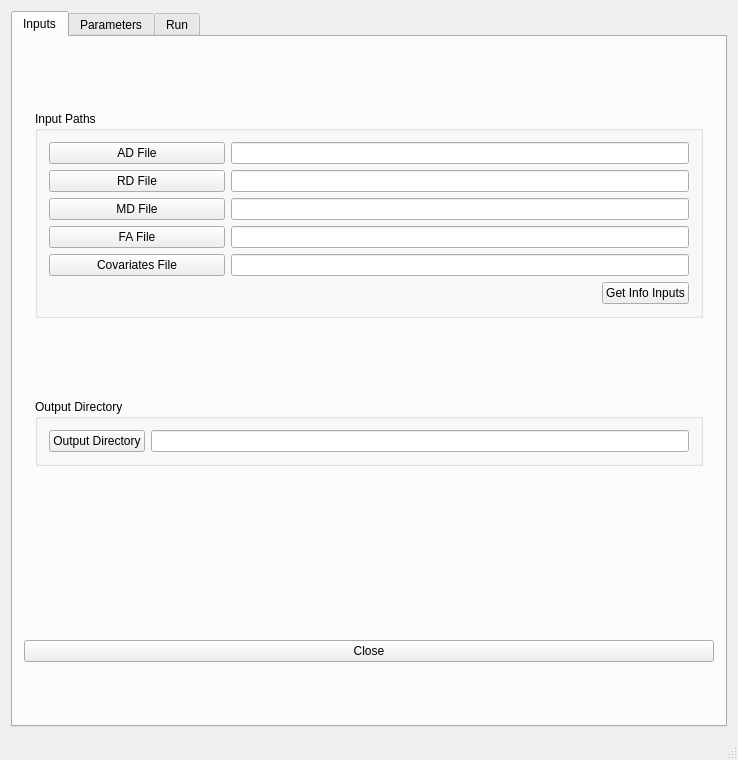
First picture: the form in PartialCode/windows/mainwindow.ui, repository jeantm/ProjectFADTTS, before the edit.
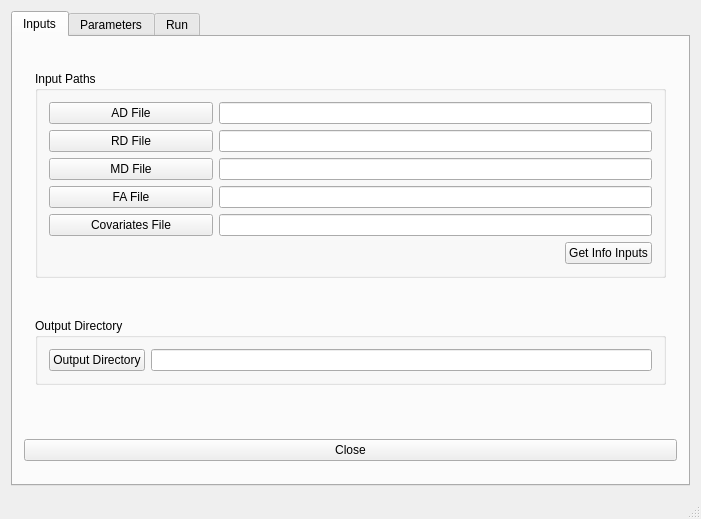
Second picture: the form after the edit.

```diff
--- a/PartialCode/windows/mainwindow.ui
+++ b/PartialCode/windows/mainwindow.ui
@@ -9,8 +9,8 @@
    <rect>
     <x>0</x>
     <y>0</y>
-    <width>738</width>
-    <height>760</height>
+    <width>701</width>
+    <height>519</height>
    </rect>
   </property>
   <property name="windowTitle">
```
Left out of the diff: 6 changed lines with no effect on the pictures.
